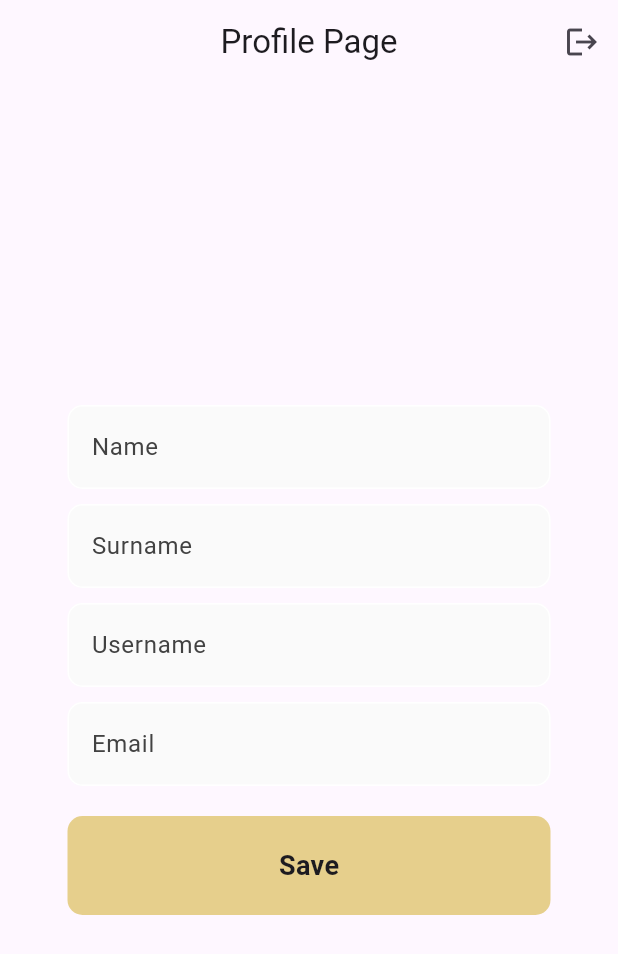
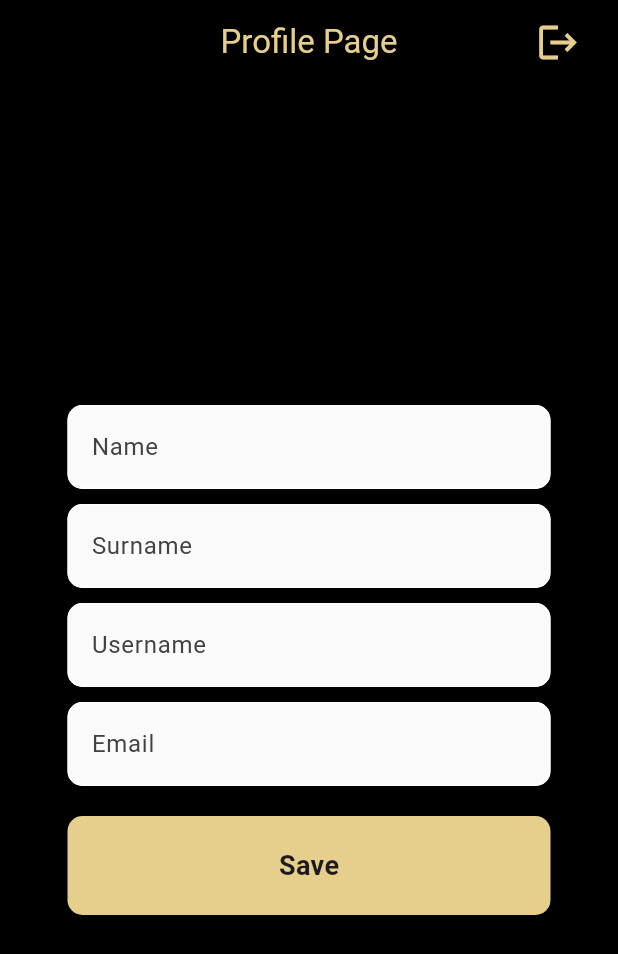
Before and after one commit to flutify-sa/sincot, a Flutter app: the screen it shows once a user with an empty profile is signed in, on a phone screen of 412 x 824 dp. Shown: the top 954 px of the screen. Run offline on Flutter 3.47's test engine with Material 3 defaults, Android fonts, the phone set to English and light mode, and no system bars; our stand-ins replace supabase_flutter; accounts and stored records are empty.

Commit message:
subtle changes to UI in profile page

```diff
--- a/lib/profilepage.dart
+++ b/lib/profilepage.dart
@@ -52,13 +52,28 @@ class _ProfilePageState extends State<ProfilePage> {
   @override
   Widget build(BuildContext context) {
     return Scaffold(
+      backgroundColor: Colors.black,
       appBar: AppBar(
-        title: Text('Profile Page'),
+        backgroundColor: Colors.black,
+        title: Text(
+          'Profile Page',
+          style: TextStyle(
+            color: Color(0xffe6cf8c),
+          ),
+        ),
         centerTitle: true,
         actions: [
-          IconButton(
-            icon: Icon(Icons.logout), // Logout icon
-            onPressed: logout, // Trigger logout method when pressed
+          Padding(
+            padding:
+                const EdgeInsets.only(right: 16.0), // Add space to the right
+            child: IconButton(
+              icon: Icon(
+                Icons.logout,
+                size: 30,
+                color: Color(0xffe6cf8c),
+              ), // Logout icon
+              onPressed: logout, // Trigger logout method when pressed
+            ),
           ),
         ],
       ),
```
